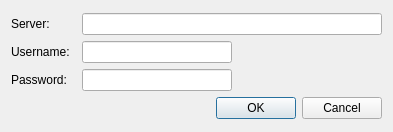
Old version of the form src/gui/connecttoserverdialog.ui in the repository luketpickering/QtSubsonicPlayer.
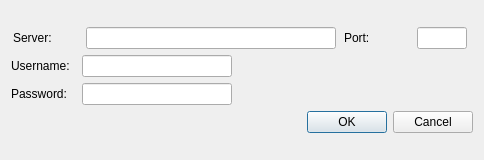
New version of the form. Icons and pictures are not drawn.

Patch:
```diff
--- a/src/gui/connecttoserverdialog.ui
+++ b/src/gui/connecttoserverdialog.ui
@@ -6,8 +6,8 @@
    <rect>
     <x>0</x>
     <y>0</y>
-    <width>389</width>
-    <height>132</height>
+    <width>484</width>
+    <height>160</height>
    </rect>
   </property>
   <property name="windowTitle">
@@ -17,12 +17,10 @@
    <iconset resource="Resources/Icons.qrc">
     <normaloff>:/Application Icons/subsonic-icon.png</normaloff>:/Application Icons/subsonic-icon.png</iconset>
   </property>
-  <layout class="QGridLayout" name="gridLayout_2">
-   <item row="0" column="0">
-    <layout class="QVBoxLayout" name="verticalLayout">
-     <item>
       <layout class="QGridLayout" name="gridLayout">
        <item row="0" column="0">
+    <layout class="QVBoxLayout" name="verticalLayout">
+     <item>
         <layout class="QHBoxLayout" name="horizontalLayout">
          <item>
           <widget class="QLabel" name="label">
@@ -47,15 +45,50 @@
           <widget class="QLineEdit" name="pathLineEdit">
            <property name="minimumSize">
             <size>
-             <width>300</width>
+           <width>250</width>
              <height>0</height>
             </size>
            </property>
+         <property name="maximumSize">
+          <size>
+           <width>250</width>
+           <height>16777215</height>
+          </size>
+         </property>
+        </widget>
+       </item>
+       <item>
+        <widget class="QLabel" name="portLabel">
+         <property name="minimumSize">
+          <size>
+           <width>65</width>
+           <height>21</height>
+          </size>
+         </property>
+         <property name="maximumSize">
+          <size>
+           <width>65</width>
+           <height>21</height>
+          </size>
+         </property>
+         <property name="text">
+          <string>Port:</string>
+         </property>
+        </widget>
+       </item>
+       <item>
+        <widget class="QLineEdit" name="portLineEdit">
+         <property name="maximumSize">
+          <size>
+           <width>50</width>
+           <height>16777215</height>
+          </size>
+         </property>
           </widget>
          </item>
         </layout>
        </item>
-       <item row="1" column="0">
+     <item>
         <layout class="QHBoxLayout" name="horizontalLayout_4">
          <item>
           <widget class="QLabel" name="usernameLabel">
@@ -107,7 +140,7 @@
          </item>
         </layout>
        </item>
-       <item row="2" column="0">
+     <item>
         <layout class="QHBoxLayout" name="horizontalLayout_5">
          <item>
           <widget class="QLabel" name="passwordLabel">
@@ -162,8 +195,6 @@
          </item>
         </layout>
        </item>
-      </layout>
-     </item>
      <item>
       <layout class="QHBoxLayout" name="horizontalLayout_6">
        <item>
```
Left out of the diff: 4 changed lines with no effect on the pictures. Lines whose indentation alone changed are shown as unchanged.
